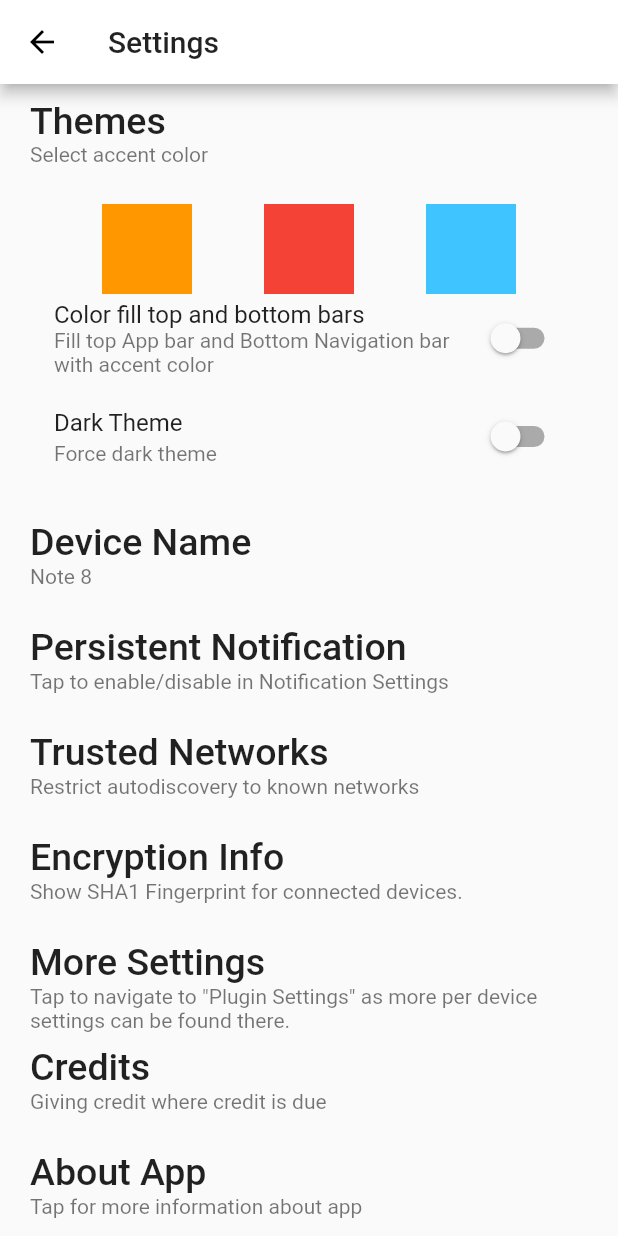
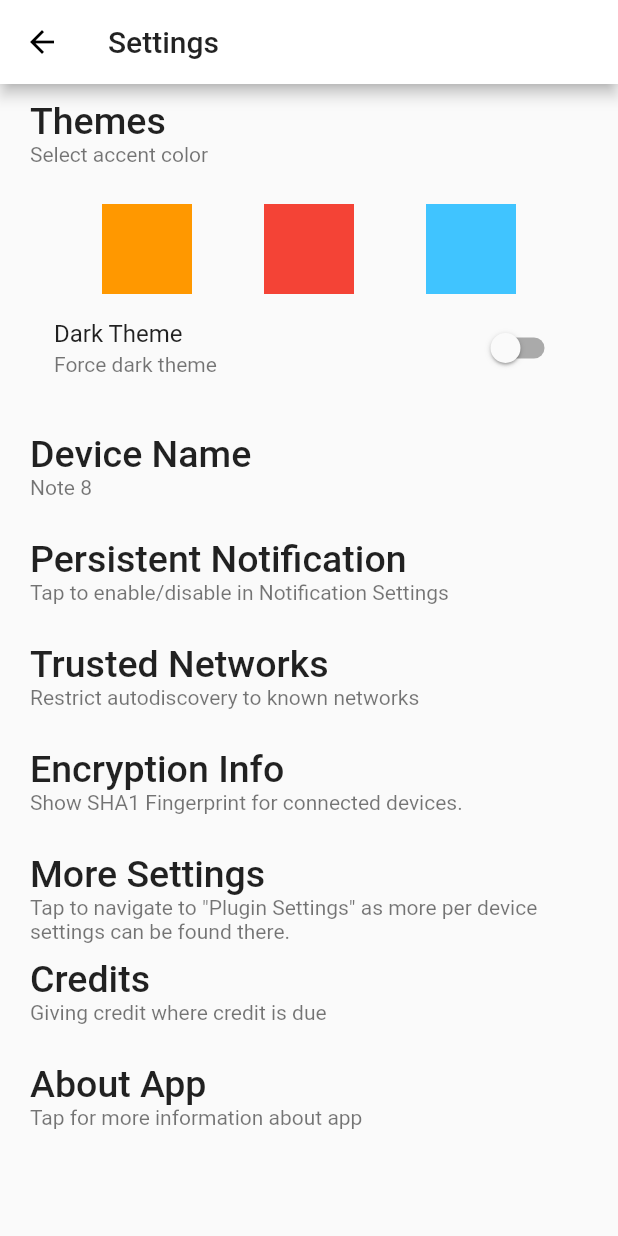
Before and after one commit to KhalidWar/kdeconnect, a Flutter app: the screen it shows after launch, item 2 of the bottom bar chosen, after a tap on the "settings" icon, on a phone screen of 412 x 824 dp. Run offline on Flutter 3.47's test engine with Material 2 defaults, Android fonts, the light colour scheme and no system bars; our stand-ins replace font_awesome_flutter, shared_preferences.

Commit message:
Revert "Restructured files and checked off few todos." This reverts commit 146b3c25

```diff
--- a/lib/screens/settings_screen.dart
+++ b/lib/screens/settings_screen.dart
@@ -56,18 +56,6 @@ class _SettingsScreenState extends State<SettingsScreen> {
                         color: Colors.lightBlueAccent,
                       ),
                     ],
-                  ),
-                  SwitchListTile(
-                    title: Text('Color fill top and bottom bars'),
-                    value: switchValue,
-                    subtitle: Text(
-                        'Fill top App bar and Bottom Navigation bar with accent color'),
-                    onChanged: (toggle) {
-                      setState(() {
-                        switchValue =
-                            toggle == false ? toggle = true : toggle = false;
-                      });
-                    },
                   ),
                   Consumer<ThemeManager>(
                     builder: (context, themeManager, child) => SwitchListTile(
```
Also changed, not shown: lib/screens/home_screen.dart (+1 -11 lines).
